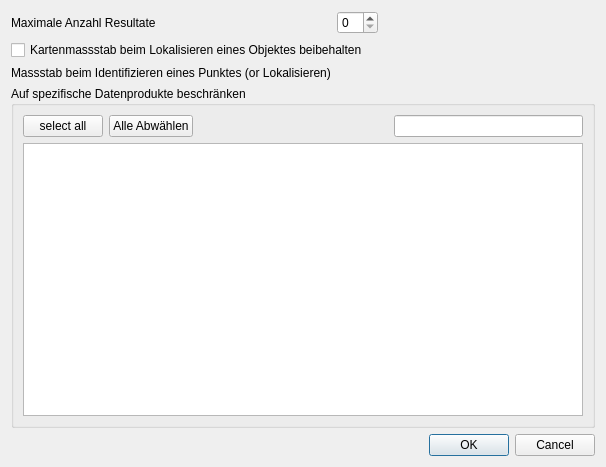
Old version of the form solocator/ui/config.ui in the repository opengisch/solocator.
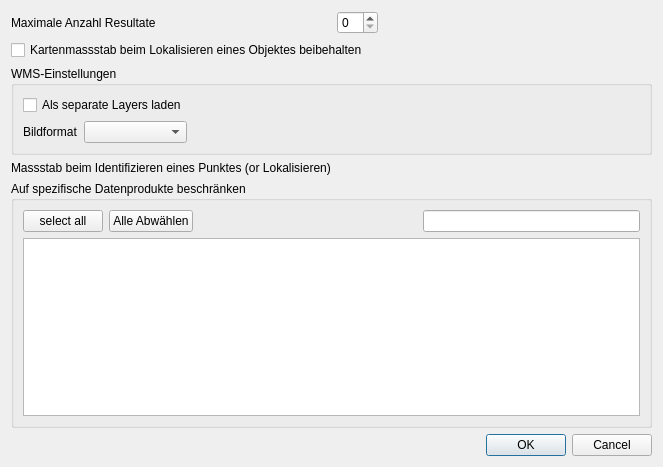
New version of the form. Custom widgets are drawn as their Qt base class.

Commit message: UI for image format and WMS options

Diff of the .ui file:
```diff
--- a/solocator/ui/config.ui
+++ b/solocator/ui/config.ui
@@ -6,7 +6,7 @@
    <rect>
     <x>0</x>
     <y>0</y>
-    <width>606</width>
+    <width>663</width>
     <height>467</height>
    </rect>
   </property>
@@ -14,33 +14,7 @@
    <string>SoLocator Filter Konfiguration</string>
   </property>
   <layout class="QGridLayout" name="gridLayout">
-   <item row="5" column="0" colspan="3">
-    <widget class="QDialogButtonBox" name="buttonBox">
-     <property name="orientation">
-      <enum>Qt::Horizontal</enum>
-     </property>
-     <property name="standardButtons">
-      <set>QDialogButtonBox::Cancel|QDialogButtonBox::Ok</set>
-     </property>
-    </widget>
-   </item>
-   <item row="1" column="1">
-    <widget class="QSpinBox" name="results_limit"/>
-   </item>
-   <item row="1" column="2">
-    <spacer name="horizontalSpacer_3">
-     <property name="orientation">
-      <enum>Qt::Horizontal</enum>
-     </property>
-     <property name="sizeHint" stdset="0">
-      <size>
-       <width>40</width>
-       <height>20</height>
-      </size>
-     </property>
-    </spacer>
-   </item>
-   <item row="4" column="0" colspan="3">
+   <item row="6" column="0" colspan="3">
     <widget class="QGroupBox" name="feature_search_restrict">
      <property name="title">
       <string>Auf spezifische Datenprodukte beschränken</string>
@@ -108,28 +82,105 @@
      </layout>
     </widget>
    </item>
-   <item row="2" column="0" colspan="3">
+   <item row="3" column="0" colspan="3">
     <widget class="QCheckBox" name="keep_scale">
      <property name="text">
       <string>Kartenmassstab beim Lokalisieren eines Objektes beibehalten</string>
      </property>
     </widget>
    </item>
-   <item row="3" column="0">
-    <widget class="QLabel" name="scale_label">
-     <property name="text">
-      <string>Massstab beim Identifizieren eines Punktes (or Lokalisieren)</string>
+   <item row="1" column="1">
+    <widget class="QSpinBox" name="results_limit"/>
+   </item>
+   <item row="7" column="0" colspan="3">
+    <widget class="QDialogButtonBox" name="buttonBox">
+     <property name="orientation">
+      <enum>Qt::Horizontal</enum>
+     </property>
+     <property name="standardButtons">
+      <set>QDialogButtonBox::Cancel|QDialogButtonBox::Ok</set>
      </property>
     </widget>
    </item>
+   <item row="1" column="2">
+    <spacer name="horizontalSpacer_3">
+     <property name="orientation">
+      <enum>Qt::Horizontal</enum>
+     </property>
+     <property name="sizeHint" stdset="0">
+      <size>
+       <width>40</width>
+       <height>20</height>
+      </size>
+     </property>
+    </spacer>
+   </item>
    <item row="1" column="0">
     <widget class="QLabel" name="label_7">
+     <property name="sizePolicy">
+      <sizepolicy hsizetype="Maximum" vsizetype="Preferred">
+       <horstretch>0</horstretch>
+       <verstretch>0</verstretch>
+      </sizepolicy>
+     </property>
      <property name="text">
       <string>Maximale Anzahl Resultate</string>
      </property>
     </widget>
    </item>
-   <item row="3" column="1">
+   <item row="4" column="0" colspan="3">
+    <widget class="QGroupBox" name="groupBox">
+     <property name="title">
+      <string>WMS-Einstellungen</string>
+     </property>
+     <layout class="QGridLayout" name="gridLayout_3">
+      <item row="0" column="0" colspan="2">
+       <widget class="QCheckBox" name="wms_load_separate">
+        <property name="text">
+         <string>Als separate Layers laden</string>
+        </property>
+       </widget>
+      </item>
+      <item row="1" column="1">
+       <widget class="QComboBox" name="wms_image_format"/>
+      </item>
+      <item row="1" column="0">
+       <widget class="QLabel" name="label_3">
+        <property name="sizePolicy">
+         <sizepolicy hsizetype="Maximum" vsizetype="Preferred">
+          <horstretch>0</horstretch>
+          <verstretch>0</verstretch>
+         </sizepolicy>
+        </property>
+        <property name="text">
+         <string>Bildformat</string>
+        </property>
+       </widget>
+      </item>
+      <item row="1" column="2">
+       <spacer name="horizontalSpacer_2">
+        <property name="orientation">
+         <enum>Qt::Horizontal</enum>
+        </property>
+        <property name="sizeHint" stdset="0">
+         <size>
+          <width>40</width>
+          <height>20</height>
+         </size>
+        </property>
+       </spacer>
+      </item>
+     </layout>
+    </widget>
+   </item>
+   <item row="5" column="0">
+    <widget class="QLabel" name="scale_label">
+     <property name="text">
+      <string>Massstab beim Identifizieren eines Punktes (or Lokalisieren)</string>
+     </property>
+    </widget>
+   </item>
+   <item row="5" column="1">
     <widget class="QgsScaleWidget" name="point_scale" native="true"/>
    </item>
   </layout>
```
The commit also changes 4 other files.
